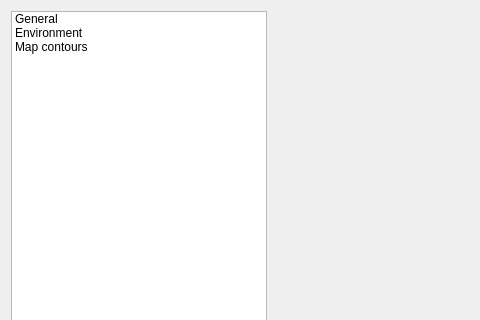
Above: apps/MIFit/ui/PreferencesDialog.ui from mifit/mifit before the change; both pictures show x 0 to 480 and y 0 to 320 of the 808 by 509 pixel window. Below: the same form after it.
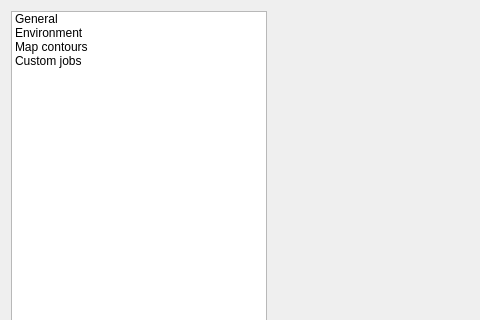
That is the form after the change.

What changed in the file:
```diff
--- a/apps/MIFit/ui/PreferencesDialog.ui
+++ b/apps/MIFit/ui/PreferencesDialog.ui
@@ -36,6 +36,11 @@
        <string>Map contours</string>
       </property>
      </item>
+     <item>
+      <property name="text">
+       <string>Custom jobs</string>
+      </property>
+     </item>
     </widget>
    </item>
    <item row="1" column="0" colspan="2" >
```
Left out of the diff: 53 changed lines with no effect on the pictures.
